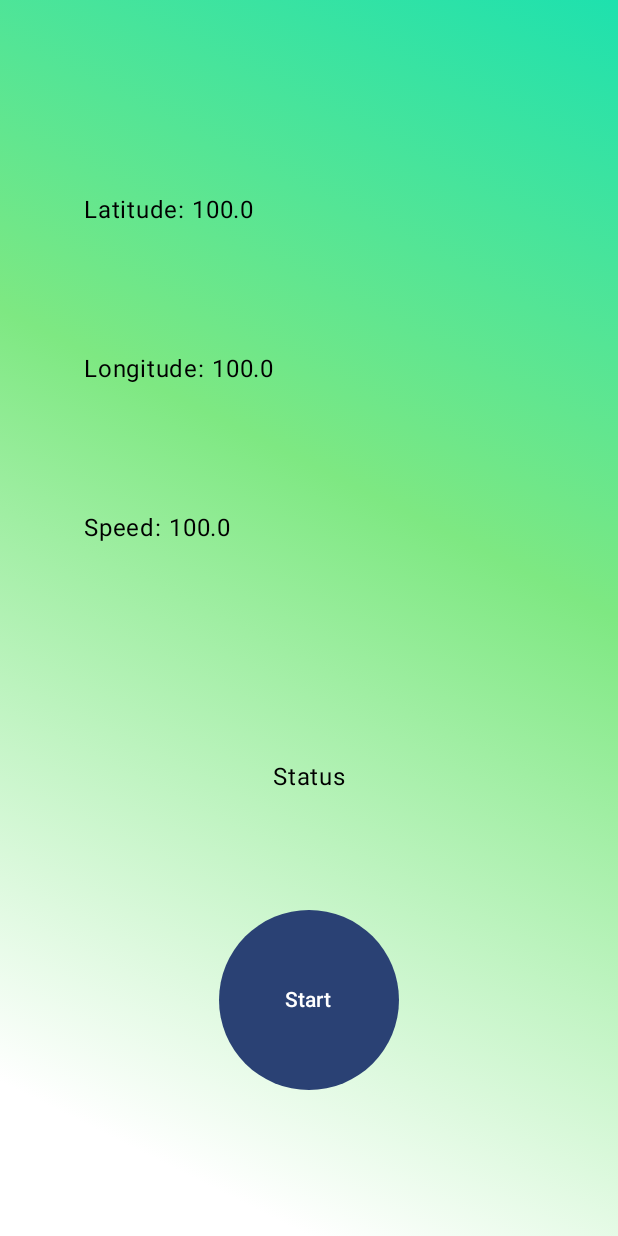
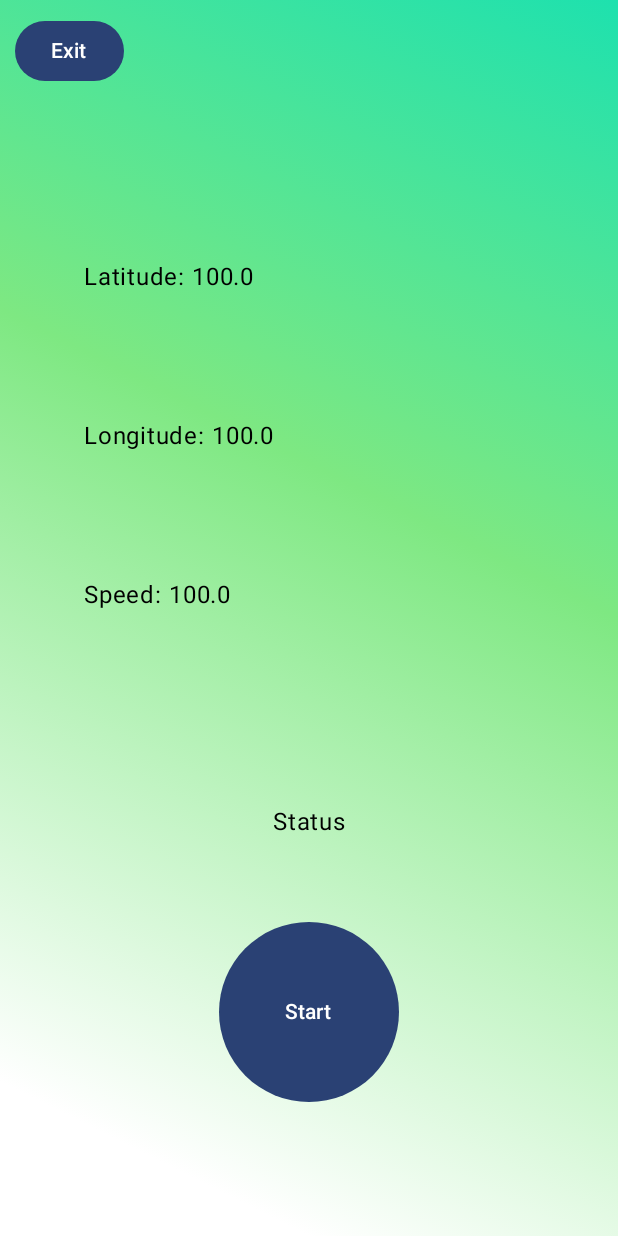
Before and after one commit to Walkername/location-watch, an Android app built with Jetpack Compose: the @Preview function MainPreview, on a phone screen of 412 x 824 dp. Run offline under Robolectric (Android 15) with nearby library versions, the light colour scheme and no system bars; network calls fail.

Commit message:
feat(mobile): button exit to navigate to auth screen

```diff
--- a/mobile-client/app/src/main/java/ru/locationwatch/mobile_client/MainActivity.kt
+++ b/mobile-client/app/src/main/java/ru/locationwatch/mobile_client/MainActivity.kt
@@ -130,7 +130,8 @@ class MainActivity : ComponentActivity() {
                                 latitude = latitude,
                                 longitude = longitude,
                                 speed = speed,
-                                startPublish = { startPublish(statusText) }
+                                startPublish = { startPublish(statusText) },
+                                navigateToAuth = { navController.navigate(AuthorizationScreen) }
                             )
                         }
                         composable<AuthorizationScreen> {
@@ -283,23 +284,3 @@ class MainActivity : ComponentActivity() {
     }
 
 }
-
-@Preview(showBackground = true)
-@Composable
-fun MainPreview() {
-    MobileclientTheme {
-        val statusText = remember {
-            mutableStateOf("Status")
-        }
-        val latitude = remember {
-            mutableStateOf("100.0")
-        }
-        MainScreen(
-            statusText = statusText,
-            latitude = latitude,
-            longitude = latitude,
-            speed = latitude,
-            startPublish = {}
-        )
-    }
-}
--- a/mobile-client/app/src/main/java/ru/locationwatch/mobile_client/ui/screens/MainScreen.kt
+++ b/mobile-client/app/src/main/java/ru/locationwatch/mobile_client/ui/screens/MainScreen.kt
@@ -14,12 +14,16 @@ import androidx.compose.material3.Button
 import androidx.compose.material3.Text
 import androidx.compose.runtime.Composable
 import androidx.compose.runtime.MutableState
+import androidx.compose.runtime.mutableStateOf
+import androidx.compose.runtime.remember
 import androidx.compose.ui.Alignment
 import androidx.compose.ui.Modifier
 import androidx.compose.ui.geometry.Offset
 import androidx.compose.ui.graphics.Brush
 import androidx.compose.ui.graphics.Color
+import androidx.compose.ui.tooling.preview.Preview
 import androidx.compose.ui.unit.dp
+import ru.locationwatch.mobile_client.ui.theme.MobileclientTheme
 
 @Composable
 fun MainScreen(
@@ -28,7 +32,7 @@ fun MainScreen(
     longitude: MutableState<String>,
     speed: MutableState<String>,
     startPublish: () -> Unit,
-    modifier: Modifier = Modifier
+    navigateToAuth: () -> Unit
 ) {
     val colorStops = arrayOf(
         0.1f to Color.White,
@@ -46,6 +50,15 @@ fun MainScreen(
                 )
             )
     ) {
+        Button(
+            modifier = Modifier
+                .padding(start = 10.dp, top = 10.dp),
+            onClick = { navigateToAuth() }
+        ) {
+            Text(
+                text = "Exit"
+            )
+        }
         Column(
             modifier = Modifier
                 .weight(5f)
@@ -124,3 +137,24 @@ fun MainScreen(
         }
     }
 }
+
+@Preview(showBackground = true)
+@Composable
+fun MainPreview() {
+    MobileclientTheme {
+        val statusText = remember {
+            mutableStateOf("Status")
+        }
+        val latitude = remember {
+            mutableStateOf("100.0")
+        }
+        MainScreen(
+            statusText = statusText,
+            latitude = latitude,
+            longitude = latitude,
+            speed = latitude,
+            startPublish = {},
+            navigateToAuth = {}
+        )
+    }
+}
```
